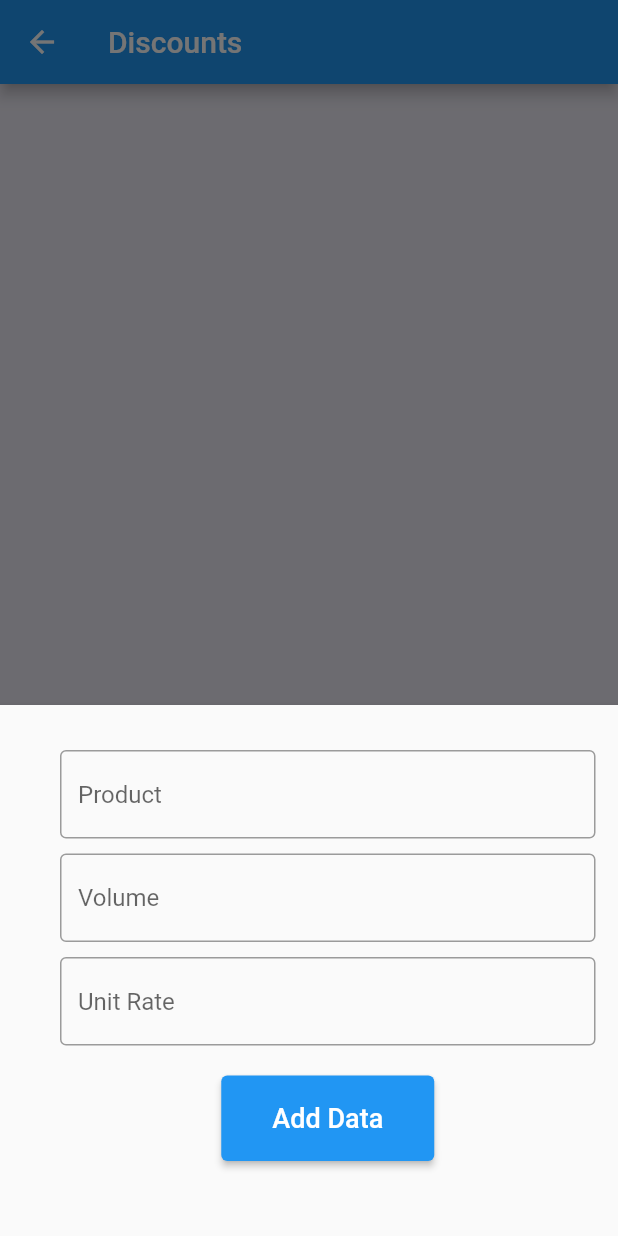
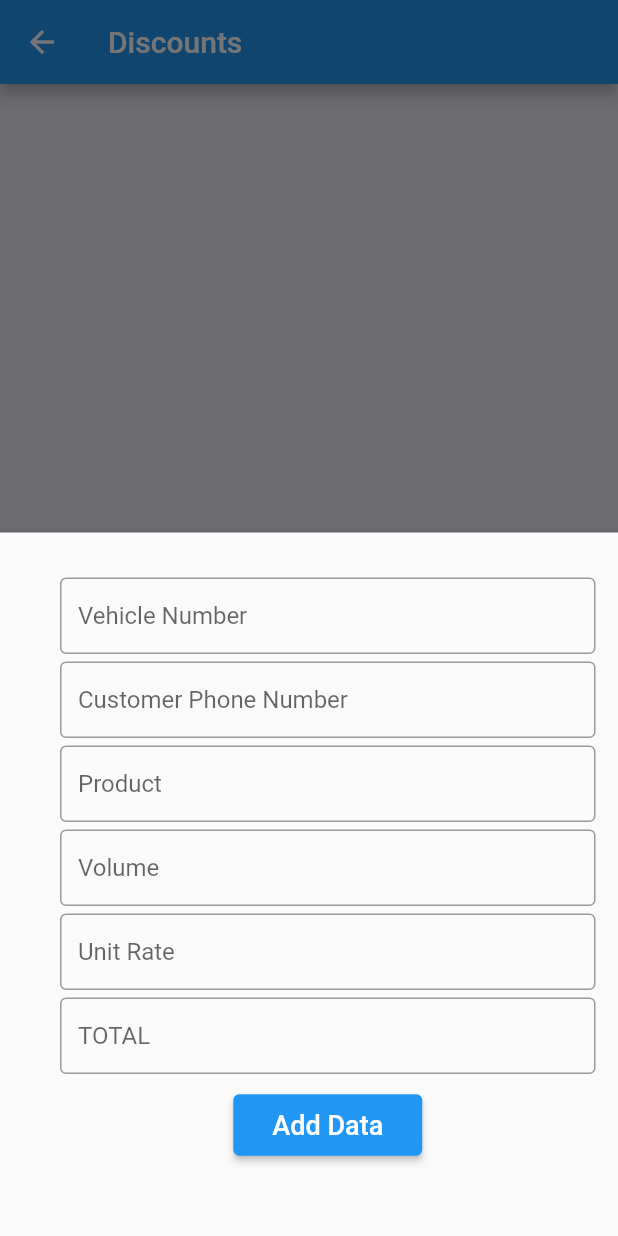
Before and after one commit to yobra254/customerDiscount, a Flutter app: the DiscountList screen opened directly, after a tap on the "add" icon, on a phone screen of 412 x 824 dp. Run offline on Flutter 3.47's test engine with Material 2 defaults, Android fonts, the phone set to English and light mode, and no system bars; our stand-ins replace firebase_auth, firebase_core, sqflite; accounts and stored records are empty.

Commit message:
Adding More Fields in Discount Page

```diff
--- a/lib/model/discount_helper.dart
+++ b/lib/model/discount_helper.dart
@@ -5,9 +5,12 @@ class SQLHelper {
     await database.execute("""
 CREATE TABLE discount(
   id INTEGER PRIMARY KEY AUTOINCREMENT NOT NULL,
+  vehicle TEXT,
+  number TEXT,
   product TEXT,
   volume TEXT,
   unitrate TEXT,
+  total TEXT,
   createdAt TIMESTAMP NOT NULL DEFAULT CURRENT_TIMESTAMP
   )
 """);
@@ -21,13 +24,23 @@ CREATE TABLE discount(
   }
 
   static Future<int> createData(
+    String vehicle,
+    String number,
     String product,
     String volume,
     String? unitrate,
+    String total,
   ) async {
     final db = await SQLHelper.db();
 
-    final data = {'product': product, 'volume': volume, 'unitrate': unitrate};
+    final data = {
+      'vehicle': vehicle,
+      'number': number,
+      'product': product,
+      'volume': volume,
+      'unitrate': unitrate,
+      'total': total,
+    };
     final id = await db.insert('discount', data,
         conflictAlgorithm: sql.ConflictAlgorithm.replace);
 
@@ -44,13 +57,16 @@ CREATE TABLE discount(
     return db.query('discount', where: "id = ?", whereArgs: [id], limit: 1);
   }
 
-  static Future<int> updateData(
-      int id, String product, String volume, String? unitrate) async {
+  static Future<int> updateData(int id, String vehicle, String number,
+      String product, String volume, String? unitrate, String total) async {
     final db = await SQLHelper.db();
     final data = {
+      'vehicle': vehicle,
+      'number': number,
       'product': product,
       'volume': volume,
       'unitrate': unitrate,
+      'total': total,
       'createdAt': DateTime.now().toString()
     };
     final result =
--- a/lib/screen/discount_list.dart
+++ b/lib/screen/discount_list.dart
@@ -26,14 +26,27 @@ class _DiscountListState extends State<DiscountList> {
   }
 
   Future<void> _addData() async {
-    await SQLHelper.createData(_productController.text, _volumeController.text,
-        _unitrateController.text);
+    await SQLHelper.createData(
+      _vehicleController.text,
+      _numberController.text,
+      _productController.text,
+      _volumeController.text,
+      _unitrateController.text,
+      _totalController.text,
+    );
     _refreshData();
   }
 
   Future<void> _updateData(int id) async {
-    await SQLHelper.updateData(id, _productController.text,
-        _volumeController.text, _unitrateController.text);
+    await SQLHelper.updateData(
+      id,
+      _vehicleController.text,
+      _numberController.text,
+      _productController.text,
+      _volumeController.text,
+      _unitrateController.text,
+      _totalController.text,
+    );
     _refreshData();
   }
 
@@ -48,9 +61,12 @@ class _DiscountListState extends State<DiscountList> {
     _refreshData();
   }
 
+  final TextEditingController _vehicleController = TextEditingController();
+  final TextEditingController _numberController = TextEditingController();
   final TextEditingController _productController = TextEditingController();
   final TextEditingController _volumeController = TextEditingController();
   final TextEditingController _unitrateController = TextEditingController();
+  final TextEditingController _totalController = TextEditingController();
 
   void showBottomSheet(int? id) async {
     //if id is not null then it will update otherwise it will be added
@@ -58,9 +74,12 @@ class _DiscountListState extends State<DiscountList> {
     if (id != null) {
       final existingData =
           _allData.firstWhere((element) => element['id'] == id);
+      _vehicleController.text = existingData['vehicle'];
+      _numberController.text = existingData['number'];
       _productController.text = existingData['product'];
       _volumeController.text = existingData['volume'];
       _unitrateController.text = existingData['unitrate'];
+      _totalController.text = existingData['total'];
     }
 
     showModalBottomSheet(
@@ -79,14 +98,40 @@ class _DiscountListState extends State<DiscountList> {
           crossAxisAlignment: CrossAxisAlignment.end,
           children: [
             TextField(
+              controller: _vehicleController,
+              decoration: InputDecoration(
+                border: OutlineInputBorder(),
+                hintText: "Vehicle Number",
+                isDense: true, // Added this
+                //contentPadding: EdgeInsets.all(8),
+              ),
+            ),
+            SizedBox(
+              height: 5,
+            ),
+            TextField(
+              keyboardType: TextInputType.number,
+              controller: _numberController,
+              decoration: InputDecoration(
+                border: OutlineInputBorder(),
+                hintText: "Customer Phone Number",
+                isDense: true, // Added this
+                //contentPadding: EdgeInsets.all(8),
+              ),
+            ),
+            SizedBox(
+              height: 5,
+            ),
+            TextField(
               controller: _productController,
               decoration: InputDecoration(
                 border: OutlineInputBorder(),
                 hintText: "Product",
+                isDense: true,
               ),
             ),
             SizedBox(
-              height: 10,
+              height: 5,
             ),
             TextField(
               keyboardType: TextInputType.number,
@@ -95,10 +140,11 @@ class _DiscountListState extends State<DiscountList> {
               decoration: InputDecoration(
                 border: OutlineInputBorder(),
                 hintText: "Volume",
+                isDense: true,
               ),
             ),
             SizedBox(
-              height: 10,
+              height: 5,
             ),
             TextField(
               controller: _unitrateController,
@@ -106,10 +152,23 @@ class _DiscountListState extends State<DiscountList> {
               decoration: InputDecoration(
                 border: OutlineInputBorder(),
                 hintText: "Unit Rate",
+                isDense: true,
               ),
             ),
             SizedBox(
-              height: 20,
+              height: 5,
+            ),
+            TextField(
+              controller: _totalController,
+              //maxLines: 4,
+              decoration: InputDecoration(
+                border: OutlineInputBorder(),
+                hintText: "TOTAL",
+                isDense: true,
+              ),
+            ),
+            SizedBox(
+              height: 10,
             ),
             Center(
               child: ElevatedButton(
@@ -121,16 +180,19 @@ class _DiscountListState extends State<DiscountList> {
                     await _updateData(id);
                   }
 
+                  _vehicleController.text = "";
+                  _numberController.text = "";
                   _productController.text = "";
                   _volumeController.text = "";
                   _unitrateController.text = "";
+                  _totalController.text = "";
 
 //Hide Bottom Sheet
                   Navigator.of(context).pop();
                   print("Data Added");
                 },
                 child: Padding(
-                  padding: EdgeInsets.all(18),
+                  padding: EdgeInsets.all(10),
                   child: Text(
                     id == null ? "Add Data" : "Update",
                     style: TextStyle(fontSize: 18, fontWeight: FontWeight.w500),
@@ -164,13 +226,13 @@ class _DiscountListState extends State<DiscountList> {
                   title: Padding(
                     padding: EdgeInsets.symmetric(vertical: 5),
                     child: Text(
-                      _allData[index]['product'],
+                      _allData[index]['vehicle'],
                       style: TextStyle(
                         fontSize: 20,
                       ),
                     ),
                   ),
-                  subtitle: Text(_allData[index]['unitrate']),
+                  subtitle: Text(_allData[index]['number']),
                   trailing: Row(
                     mainAxisSize: MainAxisSize.min,
                     children: [
```
